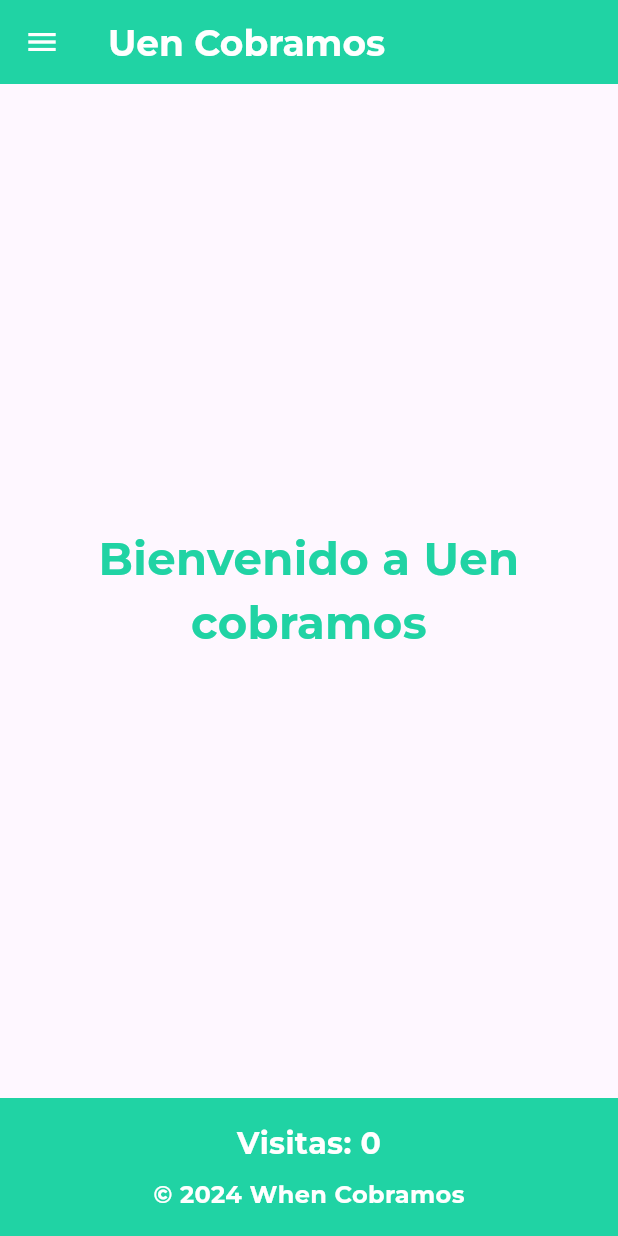
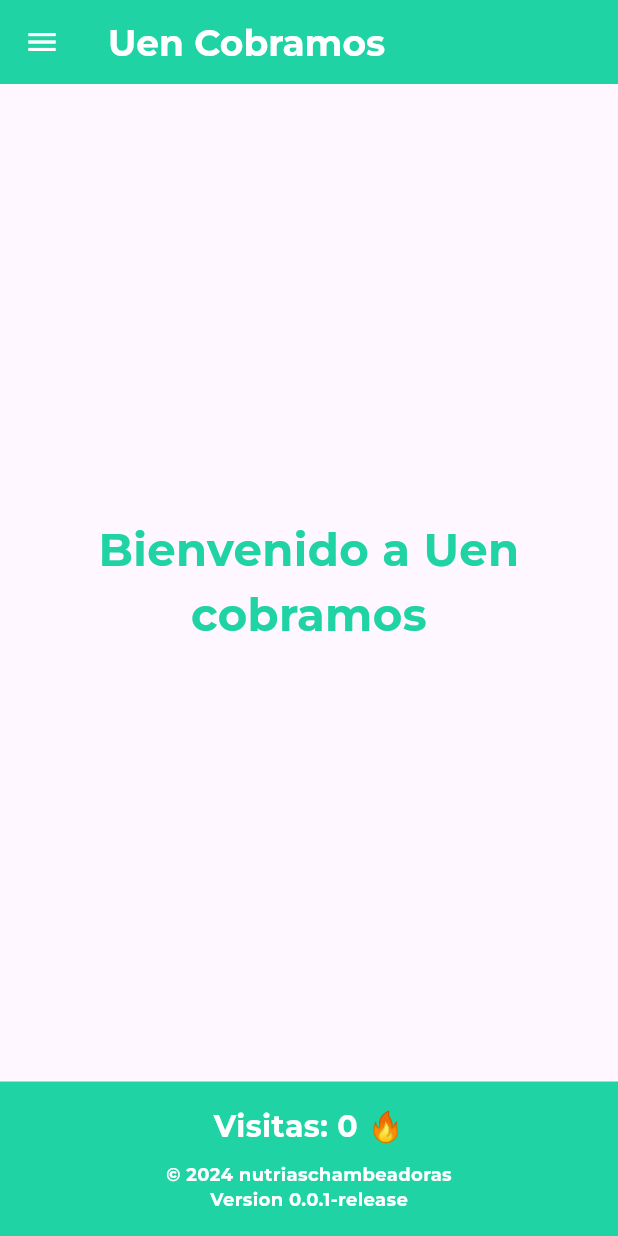
Before and after one commit to noteregalesuwu/frontend-when-cobramos, a Flutter app: the screen it shows after launch, on a phone screen of 412 x 824 dp. Run offline on Flutter 3.47's test engine with Material 3 defaults, Android fonts, the light colour scheme and no system bars; our stand-ins replace flutter_dotenv; network calls fail.

Commit message:
Agregamos version name en el footer
Agregamos emoji en footer de visitas

Agregamos mejkores estilos al texto del footer para hacerlo mas bonito UwU

```diff
--- a/lib/components/footer_component.dart
+++ b/lib/components/footer_component.dart
@@ -1,4 +1,5 @@
 import 'package:flutter/material.dart';
+import 'package:flutter/widgets.dart';
 import 'package:http/http.dart' as http;
 import 'dart:convert';
 
@@ -60,7 +61,7 @@ class _FooterComponentState extends State<FooterComponent> {
         mainAxisSize: MainAxisSize.min,
         children: [
           Text(
-            'Visitas: $_visitCount',
+            'Visitas: $_visitCount 🔥',
             style: const TextStyle(
                 color: Colors.white,
                 fontWeight: FontWeight.bold,
@@ -69,13 +70,21 @@ class _FooterComponentState extends State<FooterComponent> {
           ),
           const SizedBox(height: 8.0),
           const Text(
-            '© 2024 When Cobramos',
+            '© 2024 nutriaschambeadoras',
             style: TextStyle(
                 color: Colors.white,
                 fontFamily: 'Montserrat',
-                fontSize: 16,
+                fontSize: 12,
                 fontWeight: FontWeight.bold),
           ),
+          const Text(
+            'Version 0.0.1-release',
+            style: TextStyle(
+                color: Colors.white,
+                fontFamily: 'Montserrat',
+                fontSize: 12,
+                fontWeight: FontWeight.bold),
+          )
         ],
       ),
     );
```
